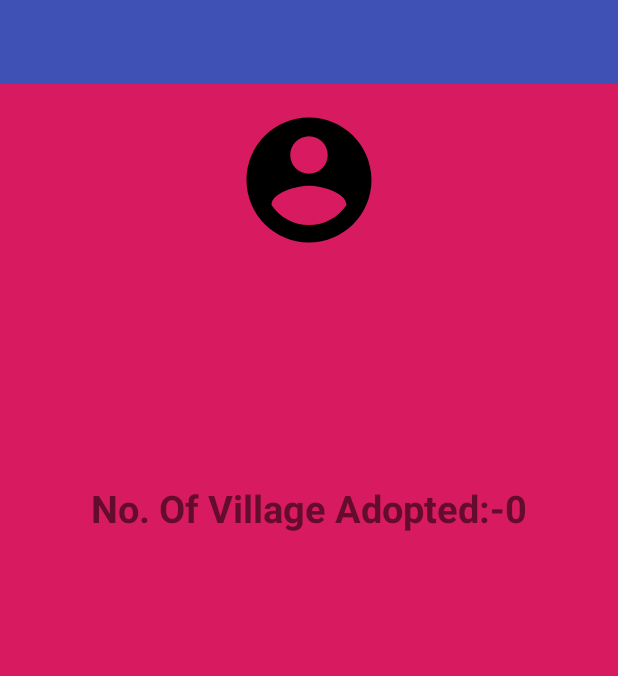
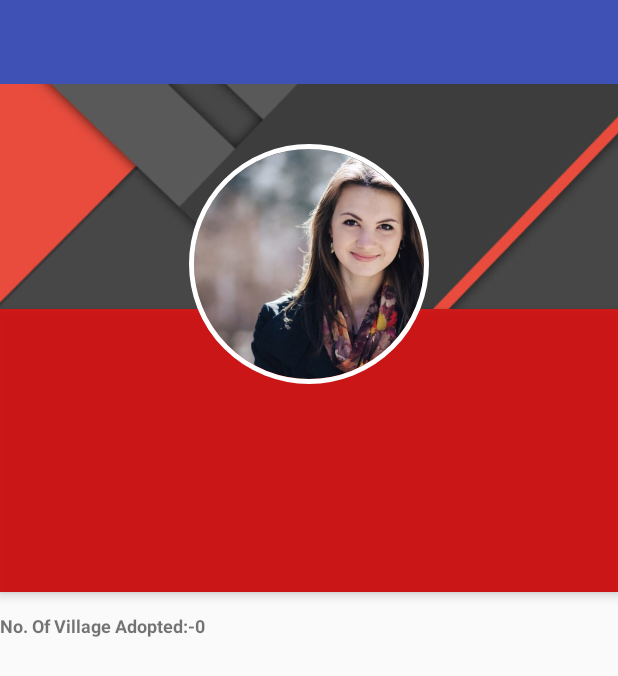
Before and after one commit to himanshuladia/sih2k18, an Android app: the UserInfoActivity screen opened directly, with no data from a screen before it, on a phone screen of 412 x 824 dp. Shown: the top 676 px of the screen. Run offline under Robolectric (Android 15) with nearby library versions, the light colour scheme and no system bars; our stand-ins replace CircleImageView, Firebase (no records; nobody signed in at launch, a user with empty details on screens opened directly); 3 statements that could not run were skipped.

Commit message:
User Info Ui Updated

```diff
--- a/app/build.gradle
+++ b/app/build.gradle
@@ -27,6 +27,8 @@ dependencies {
     testImplementation 'junit:junit:4.12'
     androidTestImplementation 'com.android.support.test:runner:1.0.1'
     androidTestImplementation 'com.android.support.test.espresso:espresso-core:3.0.1'
+    compile 'de.hdodenhof:circleimageview:2.2.0'
+    compile 'com.github.bumptech.glide:glide:3.8.0'
 }
 
 
--- a/app/src/main/res/layout/activity_user_info.xml
+++ b/app/src/main/res/layout/activity_user_info.xml
@@ -2,8 +2,7 @@
 <RelativeLayout
     xmlns:android="http://schemas.android.com/apk/res/android"
     android:layout_width="match_parent"
-    android:layout_height="match_parent"
-    android:background="@color/colorBackground">
+    android:layout_height="match_parent">
 
     <android.support.v7.widget.Toolbar
         android:id="@+id/user_info_tool_bar"
@@ -14,25 +13,48 @@
     </android.support.v7.widget.Toolbar>
 
     <ImageView
-        android:id="@+id/user_info_profile_picture"
-        android:layout_width="100dp"
-        android:layout_height="100dp"
-        android:layout_gravity="center"
-        android:layout_alignParentTop="true"
+        android:id="@+id/header_cover_image"
+        android:layout_width="match_parent"
+        android:layout_height="150dp"
+        android:layout_below="@+id/user_info_tool_bar"
+        android:background="?attr/selectableItemBackgroundBorderless"
+        android:scaleType="centerCrop"
+        android:src="@drawable/nav_menu_header_bg" />
+
+    <de.hdodenhof.circleimageview.CircleImageView
+        xmlns:app="http://schemas.android.com/apk/res-auto"
+        android:id="@+id/user_info_profile_image"
+        android:layout_width="200dp"
+        android:layout_height="200dp"
+        android:layout_below="@+id/header_cover_image"
         android:layout_centerHorizontal="true"
-        android:layout_marginTop="70dp"
-        android:src="@drawable/chat_structure_profile" />
+        android:layout_marginTop="-130dp"
+        android:clickable="true"
+        android:elevation="5dp"
+        android:padding="20dp"
+        android:scaleType="centerCrop"
+        android:src="@drawable/person_four"
+        app:civ_border_color="#FFFFFFFF"
+        app:civ_border_width="3dp" />
+
+    <RelativeLayout
+        android:id="@+id/user_info_profile_layout"
+        android:layout_width="match_parent"
+        android:layout_height="wrap_content"
+        android:layout_below="@+id/header_cover_image"
+        android:background="#ebca0707"
+        android:elevation="4dp"
+        android:paddingBottom="24dp">
 
         <TextView
             android:id="@+id/user_info_display_name"
             android:layout_width="wrap_content"
             android:layout_height="wrap_content"
-        android:layout_below="@+id/user_info_profile_picture"
             android:layout_centerHorizontal="true"
-        android:layout_marginTop="27dp"
-        android:fontFamily="sans-serif-medium"
+            android:layout_marginTop="70dp"
             android:text="@string/user_info_display_name"
-        android:textSize="25dp"
+            android:textColor="@color/colorWhiteText"
+            android:textSize="24sp"
             android:textStyle="bold" />
 
     <TextView
@@ -40,6 +62,7 @@
         android:layout_width="wrap_content"
         android:layout_height="wrap_content"
         android:layout_centerHorizontal="true"
+        android:textColor="@color/colorWhiteText"
         android:layout_below="@+id/user_info_display_name"
         android:layout_marginTop="27dp"
         android:fontFamily="sans-serif-medium"
@@ -47,16 +70,18 @@
         android:textSize="25dp"
         android:textStyle="bold" />
 
+    </RelativeLayout>
+
     <TextView
         android:id="@+id/user_info_village_adopted"
         android:layout_width="wrap_content"
         android:layout_height="wrap_content"
+        android:layout_alignParentStart="true"
+        android:layout_below="@+id/user_info_profile_layout"
+        android:layout_marginTop="14dp"
         android:text="@string/user_info_village_adoption"
-        android:textSize="25dp"
-        android:layout_below="@+id/user_info_display_email"
-        android:layout_marginTop="27dp"
-        android:textStyle="bold"
-        android:layout_centerHorizontal="true"/>
+        android:textSize="12dp"
+        android:textStyle="bold" />
 
 
 </RelativeLayout>
--- a/app/src/main/res/layout/villagestructure.xml
+++ b/app/src/main/res/layout/villagestructure.xml
@@ -27,6 +27,7 @@
         android:layout_height="wrap_content"
         android:layout_gravity="center_vertical"
         android:layout_marginLeft="16dp"
+        android:layout_marginTop="10dp"
         android:layout_marginStart="16dp"
         android:layout_weight="1"
         android:orientation="vertical">
--- a/app/src/main/res/values/colors.xml
+++ b/app/src/main/res/values/colors.xml
@@ -5,6 +5,7 @@
     <color name="colorAccent">#FF4081</color>
     <color name="colorBackground">#D81B60</color>
     <color name="colorButton">#CE93D8</color>
+    <color name="colorWhiteText">#fff</color>
 
 
     //Rating Color
--- a/app/src/main/res/values/strings.xml
+++ b/app/src/main/res/values/strings.xml
@@ -7,7 +7,7 @@
 
     //Village Menu
     <string name="menu_village_adopted">Village Adopted</string>
-    <string name="menu_village_setting">Settings</string>
+    <string name="menu_village_setting">User Info</string>
     <string name="menu_village_logout">LogOut</string>
 
     //Activity sign layout Strings
```
Also changed, not shown: app/src/main/res/drawable/nav_menu_header_bg.png (added), app/src/main/res/drawable/person_four.png (added). Lines whose indentation alone changed are shown as unchanged.
